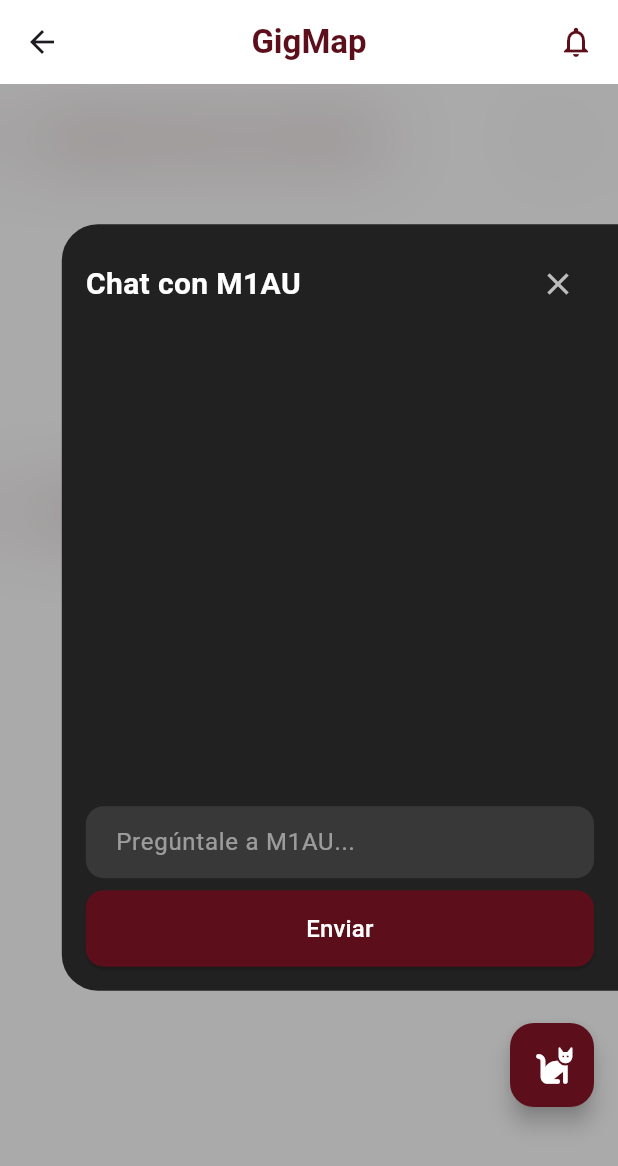
After one commit to StayBits/GigMap-mobile-flutter, a Flutter app: the HomeView screen opened directly, after a tap on the "catching pokemon" icon, on a phone screen of 412 x 824 dp. The commit adds this screen. Shown: the top 1166 px of the screen. Run offline on Flutter 3.47's test engine with Material 3 defaults, Android fonts, the phone set to English and light mode, and no system bars; our stand-ins replace bloc, flutter_bloc, font_awesome_flutter, google_maps_flutter, image_picker, shared_preferences; accounts and stored records are empty; network calls fail.

Commit message:
m1au implemntation

```diff
--- a/lib/views/HomeView.dart
+++ b/lib/views/HomeView.dart
@@ -1,16 +1,18 @@
 import 'package:flutter/material.dart';
 import 'package:flutter_bloc/flutter_bloc.dart';
 import 'package:gigmap_mobile_flutter/views/ConcertList.dart';
-
-import '../components/GigmapBottomBar.dart';
+import 'package:font_awesome_flutter/font_awesome_flutter.dart';
 
 import '../bloc/concerts/ConcertsBloc.dart';
 import '../bloc/users/UsersBloc.dart';
 import '../bloc/posts/PostBloc.dart';
+import '../bloc/m1au/M1AUBloc.dart';
 
 import '../models/UserDataModel.dart';
 import '../models/PostDataModel.dart';
 import '../models/ConcertDataModel.dart';
+import 'ConcertDetailView.dart';
+import 'M1AUChatModal.dart';
 
 class HomeView extends StatefulWidget {
   const HomeView({super.key});
@@ -23,8 +25,10 @@ class _HomeViewState extends State<HomeView> {
   final ConcertsBloc concertsBloc = ConcertsBloc();
   final UsersBloc usersBloc = UsersBloc();
   final PostBloc postBloc = PostBloc();
+  final M1AUBloc m1auBloc = M1AUBloc();
 
   int _bottomIndex = 0;
+  bool _isChatOpen = false;
 
   List<UserDataModel> _allUsers = [];
 
@@ -41,18 +45,27 @@ class _HomeViewState extends State<HomeView> {
     concertsBloc.close();
     usersBloc.close();
     postBloc.close();
+    m1auBloc.close();
     super.dispose();
+  }
+
+
+  void _toggleChat() {
+    setState(() {
+      _isChatOpen = !_isChatOpen;
+    });
   }
 
   @override
   Widget build(BuildContext context) {
-    return Scaffold(
+    return BlocProvider<M1AUBloc>(
+      create: (_) => m1auBloc,
+      child: Scaffold(
         extendBody: true,
         backgroundColor: const Color(0xFFF3F3F3),
         appBar: AppBar(
           backgroundColor: Colors.white,
           elevation: 0,
-
           centerTitle: true,
           title: const Text(
             'GigMap',
@@ -70,8 +83,10 @@ class _HomeViewState extends State<HomeView> {
         ),
 
 
+        body: Stack(
+          children: [
 
-      body: MultiBlocListener(
+            MultiBlocListener(
               listeners: [
                 BlocListener<UsersBloc, UsersState>(
                   bloc: usersBloc,
@@ -87,8 +102,6 @@ class _HomeViewState extends State<HomeView> {
                 child: Column(
                   crossAxisAlignment: CrossAxisAlignment.start,
                   children: [
-
-
                     Padding(
                       padding: const EdgeInsets.symmetric(horizontal: 20, vertical: 12),
                       child: Row(
@@ -102,8 +115,6 @@ class _HomeViewState extends State<HomeView> {
                               fontSize: 18,
                             ),
                           ),
-
-
                           IconButton(
                             icon: const Icon(
                               Icons.arrow_forward,
@@ -141,9 +152,6 @@ class _HomeViewState extends State<HomeView> {
                     ),
 
                     const SizedBox(height: 20),
-
-
-              // Sección Artistas
 
                     const Padding(
                       padding: EdgeInsets.only(left: 20, bottom: 10),
@@ -205,9 +213,55 @@ class _HomeViewState extends State<HomeView> {
                 ),
               ),
             ),
+
+            //  MODAL M1AU
+            if (_isChatOpen)
+              M1AUChatModal(
+                onClose: _toggleChat,
+                onNavigateToArtist: (artistId) {
+                  _toggleChat();
+
+                },
+                onNavigateToConcert: (concertId) {
+                  _toggleChat();
+                  // 2. Navegar a ConcertDetailView, igual que tu onTap original
+                  print('🎵 Card clickeado desde M1AU! Concert ID: $concertId');
+                final parsedId = int.tryParse(concertId);
+                if (parsedId == null) {
+                  debugPrint('❌ concertId inválido: $concertId');
+                  return;
+                }
+                  Navigator.push(
+                      context,
+                      MaterialPageRoute(
+                          builder: (_) => BlocProvider.value(
+                              value: concertsBloc, // 👈 reutilizas el mismo bloc
+                              child: ConcertDetailView(
+                                  concertId: parsedId,
+                              ),
+                          ),
+                      ),
+                  );
+                },
+              ),
+          ],
+        ),
+
+
+        floatingActionButton: Padding(
+          padding: const EdgeInsets.only(bottom: 70),
+        child:FloatingActionButton(
+          onPressed: _toggleChat,
+          backgroundColor: const Color(0xFF5C0F1A),
+          child: Icon(
+            _isChatOpen ? FontAwesomeIcons.cat : Icons.catching_pokemon,
+            color: Colors.white,
+          ),
+        ),
+        ),
+      ),
     );
   }
-
 
   Widget _buildConcertCarousel(List<ConcertDataModel> concerts) {
     return SizedBox(
@@ -325,7 +379,6 @@ class _HomeViewState extends State<HomeView> {
         child: Column(
           crossAxisAlignment: CrossAxisAlignment.start,
           children: [
-
             Row(
               children: [
                 Container(
--- /dev/null
+++ b/lib/views/M1AUChatModal.dart
@@ -0,0 +1,244 @@
+import 'dart:ui';
+import 'package:flutter/material.dart';
+import 'package:flutter_bloc/flutter_bloc.dart';
+import 'package:gigmap_mobile_flutter/bloc/m1au/M1AUBloc.dart';
+import 'package:gigmap_mobile_flutter/views/ChatBubbleM1AU.dart';
+import 'package:gigmap_mobile_flutter/views/ConcertCardM1AU.dart';
+
+class M1AUChatModal extends StatefulWidget {
+  final VoidCallback onClose;
+  final Function(String artistId) onNavigateToArtist;
+  final Function(String concertId) onNavigateToConcert;
+
+  const M1AUChatModal({
+    Key? key,
+    required this.onClose,
+    required this.onNavigateToArtist,
+    required this.onNavigateToConcert,
+  }) : super(key: key);
+
+  @override
+  State<M1AUChatModal> createState() => M1AUChatModalState();
+}
+
+class M1AUChatModalState extends State<M1AUChatModal>
+    with SingleTickerProviderStateMixin {
+  final TextEditingController _controller = TextEditingController();
+  late AnimationController _animationController;
+  late Animation<Offset> _slideAnimation;
+  late Animation<double> _fadeAnimation;
+
+  @override
+  void initState() {
+    super.initState();
+    _animationController = AnimationController(
+      vsync: this,
+      duration: const Duration(milliseconds: 260),
+    );
+
+    _slideAnimation = Tween<Offset>(
+      begin: const Offset(1.0, 0.0),
+      end: Offset.zero,
+    ).animate(CurvedAnimation(
+      parent: _animationController,
+      curve: Curves.fastOutSlowIn,
+    ));
+
+    _fadeAnimation = Tween<double>(begin: 0.0, end: 1.0).animate(
+      CurvedAnimation(parent: _animationController, curve: Curves.easeOut),
+    );
+
+    _animationController.forward();
+  }
+
+  @override
+  void dispose() {
+    _animationController.dispose();
+    _controller.dispose();
+    super.dispose();
+  }
+
+  void _handleClose() async {
+    await _animationController.reverse();
+    widget.onClose();
+  }
+
+  void _sendMessage(BuildContext context) {
+    final text = _controller.text.trim();
+    if (text.isEmpty) return;
+
+    context.read<M1AUBloc>().add(SendMessageEvent(
+      message: text,
+      userId: null, // Puedes pasar el userId si está disponible
+    ));
+
+    _controller.clear();
+  }
+
+  @override
+  Widget build(BuildContext context) {
+    return Stack(
+      children: [
+        // Fondo blur + oscuro
+        FadeTransition(
+          opacity: _fadeAnimation,
+          child: GestureDetector(
+            onTap: _handleClose,
+            child: BackdropFilter(
+              filter: ImageFilter.blur(sigmaX: 25, sigmaY: 25),
+              child: Container(
+                color: Colors.black.withOpacity(0.3),
+              ),
+            ),
+          ),
+        ),
+
+        // Modal deslizable
+        Align(
+          alignment: Alignment.centerRight,
+          child: SlideTransition(
+            position: _slideAnimation,
+            child: FadeTransition(
+              opacity: _fadeAnimation,
+              child: Container(
+                margin: const EdgeInsets.only(bottom: 70),
+                width: MediaQuery.of(context).size.width * 0.90,
+                height: MediaQuery.of(context).size.height * 0.62,
+                decoration: BoxDecoration(
+                  color: const Color(0xFF1A1A1A).withOpacity(0.95),
+                  borderRadius: const BorderRadius.only(
+                    topLeft: Radius.circular(24),
+                    bottomLeft: Radius.circular(24),
+                  ),
+                ),
+                child: Column(
+                  children: [
+                    // Header
+                    Padding(
+                      padding: const EdgeInsets.all(16),
+                      child: Row(
+                        mainAxisAlignment: MainAxisAlignment.spaceBetween,
+                        children: [
+                          const Text(
+                            'Chat con M1AU',
+                            style: TextStyle(
+                              color: Colors.white,
+                              fontSize: 20,
+                              fontWeight: FontWeight.bold,
+                            ),
+                          ),
+                          IconButton(
+                            onPressed: _handleClose,
+                            icon: const Icon(Icons.close, color: Colors.white70),
+                          ),
+                        ],
+                      ),
+                    ),
+
+                    // Historial de mensajes
+                    Expanded(
+                      child: BlocBuilder<M1AUBloc, M1AUState>(
+                        builder: (context, state) {
+                          return ListView.builder(
+                            padding: const EdgeInsets.symmetric(horizontal: 8),
+                            itemCount: state.messages.length + state.concerts.length,
+                            itemBuilder: (context, index) {
+                              if (index < state.messages.length) {
+                                return ChatBubbleM1AU(message: state.messages[index]);
+                              }
+
+                              final concertIndex = index - state.messages.length;
+                              final concert = state.concerts[concertIndex];
+
+                              return ConcertCardM1AU(
+                                concert: concert,
+                                onNavigateToArtist: () {
+                                  if (concert.artist?.id != null) {
+                                    widget.onNavigateToArtist(concert.artist!.id!);
+                                  }
+                                },
+                                onNavigateToConcert: () {
+                                  widget.onNavigateToConcert(concert.id);
+                                },
+                              );
+                            },
+                          );
+                        },
+                      ),
+                    ),
+
+                    // Input + Botón
+                    Padding(
+                      padding: const EdgeInsets.all(16),
+                      child: BlocBuilder<M1AUBloc, M1AUState>(
+                        builder: (context, state) {
+                          return Column(
+                            children: [
+                              TextField(
+                                controller: _controller,
+                                style: const TextStyle(color: Colors.white),
+                                decoration: InputDecoration(
+                                  hintText: 'Pregúntale a M1AU...',
+                                  hintStyle: TextStyle(color: Colors.white.withOpacity(0.5)),
+                                  filled: true,
+                                  fillColor: Colors.white.withOpacity(0.1),
+                                  border: OutlineInputBorder(
+                                    borderRadius: BorderRadius.circular(12),
+                                    borderSide: BorderSide.none,
+                                  ),
+                                  contentPadding: const EdgeInsets.symmetric(
+                                    horizontal: 16,
+                                    vertical: 12,
+                                  ),
+                                ),
+                                onSubmitted: (_) => _sendMessage(context),
+                              ),
+                              const SizedBox(height: 8),
+                              SizedBox(
+                                width: double.infinity,
+                                child: ElevatedButton(
+                                  onPressed: state.isLoading
+                                      ? null
+                                      : () => _sendMessage(context),
+                                  style: ElevatedButton.styleFrom(
+                                    backgroundColor: const Color(0xFF5C0F1A),
+                                    foregroundColor: Colors.white,
+                                    padding: const EdgeInsets.symmetric(vertical: 14),
+                                    shape: RoundedRectangleBorder(
+                                      borderRadius: BorderRadius.circular(12),
+                                    ),
+                                  ),
+                                  child: Text(
+                                    state.isLoading ? 'Miau pensando...' : 'Enviar',
+                                    style: const TextStyle(
+                                      fontSize: 16,
+                                      fontWeight: FontWeight.w500,
+                                    ),
+                                  ),
+                                ),
+                              ),
+                              if (state.error != null) ...[
+                                const SizedBox(height: 8),
+                                Text(
+                                  state.error!,
+                                  style: const TextStyle(
+                                    color: Color(0xFFFF6B6B),
+                                    fontSize: 12,
+                                  ),
+                                ),
+                              ],
+                            ],
+                          );
+                        },
+                      ),
+                    ),
+                  ],
+                ),
+              ),
+            ),
+          ),
+        ),
+      ],
+    );
+  }
+}
--- a/lib/views/MapView.dart
+++ b/lib/views/MapView.dart
@@ -3,7 +3,7 @@ import 'package:flutter_bloc/flutter_bloc.dart';
 import 'package:google_maps_flutter/google_maps_flutter.dart';
 import '../bloc/concerts/ConcertsBloc.dart';
 import '../models/ConcertDataModel.dart';
-import 'ConcertDetailView.dart'; // ← AÑADE ESTE IMPORT
+import 'ConcertDetailView.dart';
 
 class MapView extends StatefulWidget {
   final int? selectedConcertId;
@@ -275,7 +275,7 @@ class _MapViewState extends State<MapView> {
 
           // Navegar a ConcertDetailView
           if (concert.id != null) {
-            print('✅ Navegando a ConcertDetailView con ID: ${concert.id}');
+            print(' Navegando a ConcertDetailView con ID: ${concert.id}');
             Navigator.push(
               context,
               MaterialPageRoute(
@@ -286,7 +286,7 @@ class _MapViewState extends State<MapView> {
               ),
             );
           } else {
-            print('❌ Concert ID es null, no se puede navegar');
+            print('Concert ID es null, no se puede navegar');
           }
         },
         child: Container(
--- a/pubspec.yaml
+++ b/pubspec.yaml
@@ -43,6 +43,7 @@ dependencies:
   geolocator: ^10.1.0
   permission_handler: ^11.0.1
   image_picker: ^1.2.1
+  font_awesome_flutter: ^10.7.0
 
 
 dev_dependencies:
```
Also changed, not shown: lib/views/ChatBubbleM1AU.dart (added, +38 -0 lines), lib/views/ConcertCardM1AU.dart (added, +181 -0 lines). Lines whose indentation alone changed are shown as unchanged.
